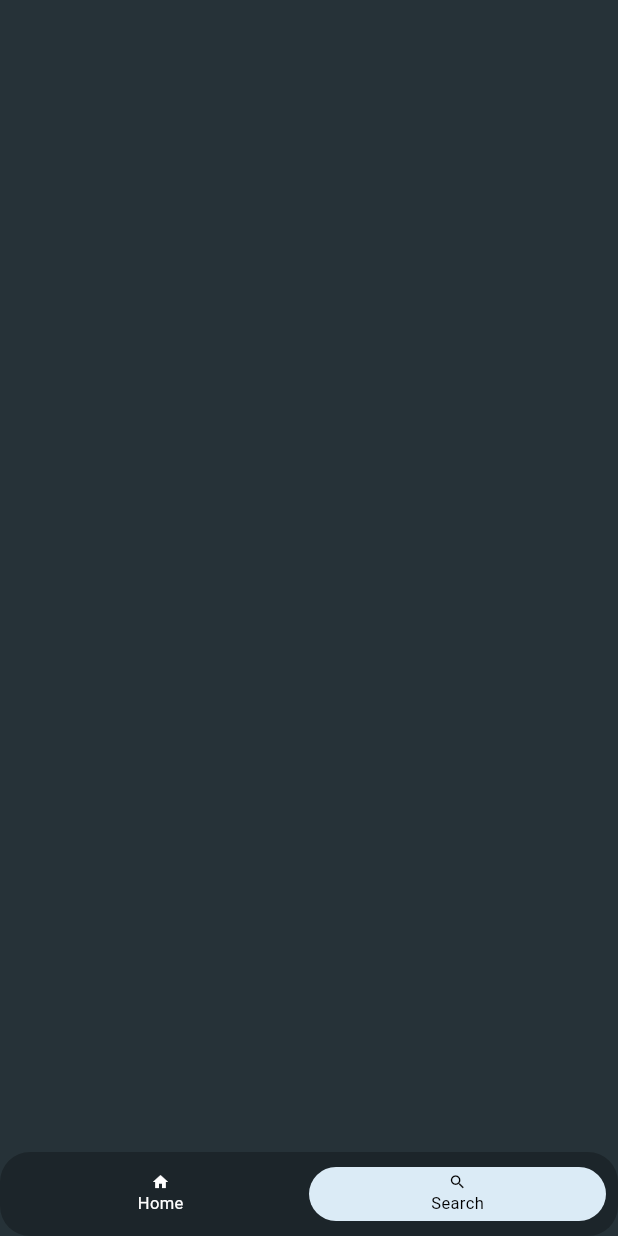
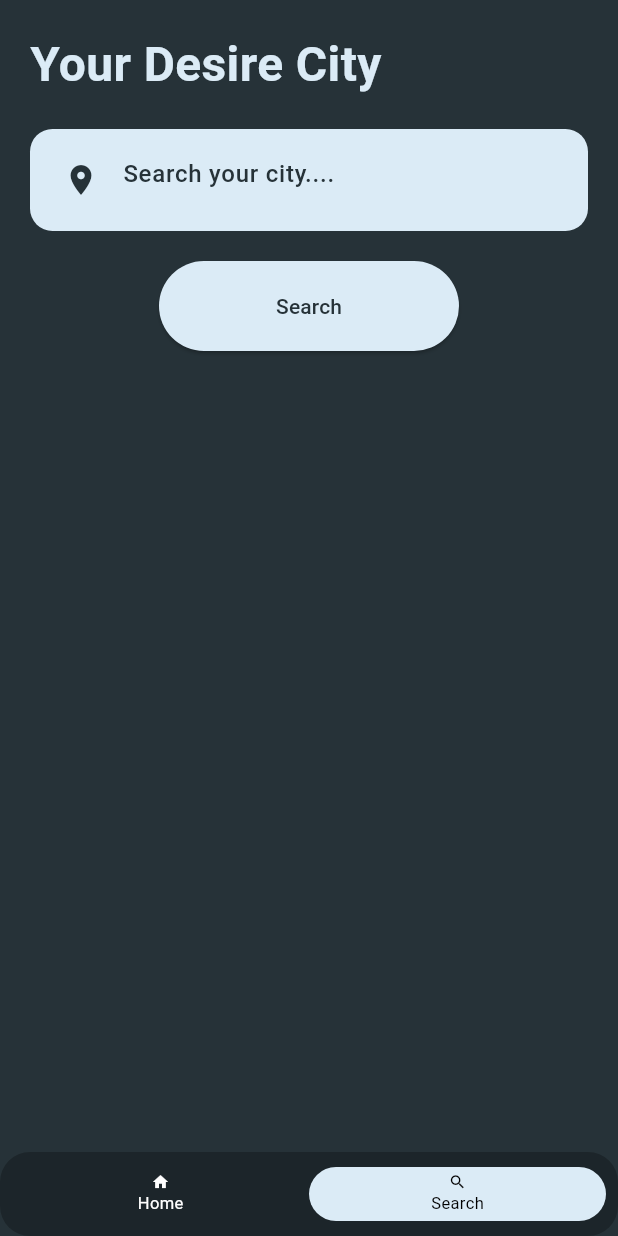
Before and after one commit to ontu001/weathervane-realtime-weatherApp-flutter, a Flutter app: the screen it shows after launch, item 2 of the bottom bar chosen, on a phone screen of 412 x 824 dp. Run offline on Flutter 3.47's test engine with Material 3 defaults, Android fonts, the phone set to English and light mode, and no system bars; drawn by our look-alikes of floating_bottom_navigation_bar.

Commit message:
search page done

```diff
--- a/lib/screen/search.dart
+++ b/lib/screen/search.dart
@@ -1,18 +1,41 @@
 import 'package:flutter/cupertino.dart';
 import 'package:flutter/material.dart';
+import 'package:weathervane/utility/const.dart';
+import 'package:weathervane/widget/input_files.dart';
 
 class Search extends StatefulWidget{
   @override
   State<StatefulWidget> createState() {
     return SearchState();
   }
-
 }
 
 class SearchState extends State<Search>{
   @override
   Widget build(BuildContext context) {
-    return Scaffold();
+    return Scaffold(
+      body: SafeArea(
+        child: Padding(
+          padding: EdgeInsets.all(20),
+          child: Column(
+            crossAxisAlignment: CrossAxisAlignment.center,
+            children: [
+              Align(alignment: Alignment.topLeft,child: Text('Your Desire City',style: kh1TextStyle,)),
+
+
+             Padding(padding: EdgeInsets.symmetric(vertical: 20),child: inputFiled()),
+              SizedBox(
+                height: 60,
+                width: 200,
+                child: ElevatedButton(style: ButtonStyle(
+
+                  backgroundColor: MaterialStateProperty.all(kCommonColor)
+                ),onPressed: (){}, child: Text('Search',style: TextStyle(color: Colors.blueGrey.shade900),)),
+              )
+            ],
+          ),
+        ),
+      ),
+    );
   }
-
 }
--- /dev/null
+++ b/lib/widget/input_files.dart
@@ -0,0 +1,31 @@
+import 'package:flutter/cupertino.dart';
+import 'package:flutter/material.dart';
+
+import '../utility/const.dart';
+
+class inputFiled extends StatelessWidget{
+  @override
+  Widget build(BuildContext context) {
+    return  Container(
+
+      padding: EdgeInsets.all(10.0),
+      decoration: BoxDecoration(
+          borderRadius: BorderRadius.circular(15.0),
+          color: kCommonColor
+      ),
+      child: TextField(
+        style: TextStyle(color: Colors.blueGrey.shade900,fontWeight: FontWeight.w500),
+
+        decoration: InputDecoration(
+          hintText: 'Search your city....',
+          border: InputBorder.none,
+
+          hintStyle: TextStyle(color: Colors.blueGrey.shade900),
+          prefixIcon: Icon(Icons.location_on,color: Colors.blueGrey.shade900,),
+
+        ),
+      ),
+    );
+  }
+
+}
```
